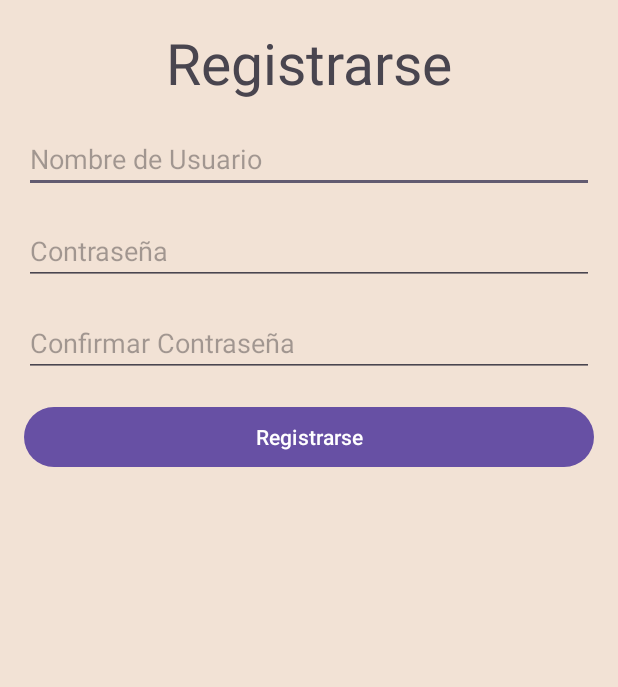
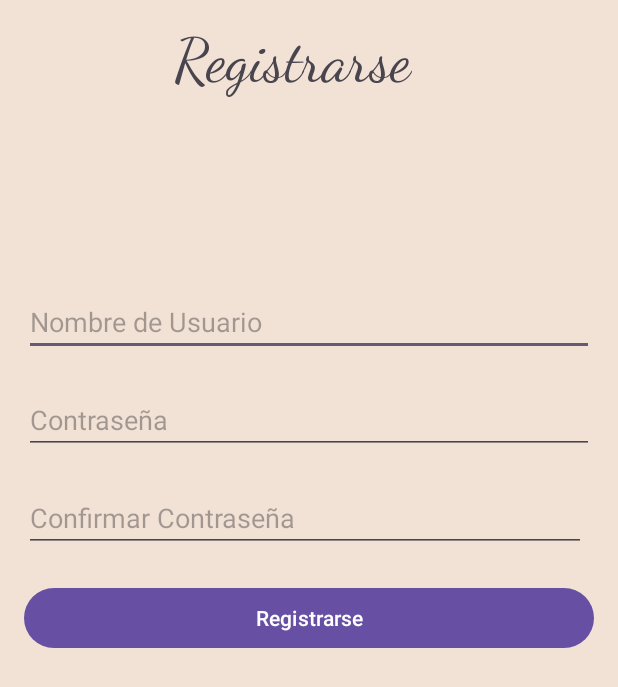
Before and after one commit to MakyuRawr/HamsteriumApp, an Android app: the Register screen opened directly, with no data from a screen before it, on a phone screen of 412 x 824 dp. Shown: the top 687 px of the screen. Run offline under Robolectric (Android 15) with nearby library versions, the phone set to English and light mode, and no system bars.

Commit message:
cambios en config:
-El register ya funciona

-login ya funcviona

(tener en cuenta que los datos del login re remplazan)

```diff
--- a/app/src/main/res/layout/activity_register.xml
+++ b/app/src/main/res/layout/activity_register.xml
@@ -1,5 +1,5 @@
 <?xml version="1.0" encoding="utf-8"?>
-<LinearLayout
+<RelativeLayout
     xmlns:android="http://schemas.android.com/apk/res/android"
     xmlns:app="http://schemas.android.com/apk/res-auto"
     xmlns:tools="http://schemas.android.com/tools"
@@ -10,45 +10,66 @@
     android:padding="16dp"
     tools:context=".Register">
 
+    <!-- Nombre de Usuario -->
+
+    <!-- Contraseña -->
+
+    <!-- Confirmar Contraseña -->
+
+    <!-- Botón de Registro -->
+
     <TextView
         android:layout_width="wrap_content"
         android:layout_height="wrap_content"
+        android:layout_alignParentStart="true"
+        android:layout_centerHorizontal="true"
         android:layout_gravity="center"
+        android:layout_marginStart="100dp"
         android:layout_marginBottom="16dp"
         android:text="Registrarse"
-        android:textSize="38dp" />
+        android:textSize="40dp"
+        android:fontFamily="cursive"
+        />
 
-    <!-- Nombre de Usuario -->
     <EditText
         android:id="@+id/etUsuario_R"
         android:layout_width="match_parent"
         android:layout_height="wrap_content"
-        android:hint="Nombre de Usuario"
-        android:layout_marginBottom="16dp" />
+        android:layout_above="@+id/etContrasena_R"
+        android:layout_centerHorizontal="true"
+        android:layout_marginBottom="20dp"
+        android:hint="Nombre de Usuario" />
 
-    <!-- Contraseña -->
     <EditText
         android:id="@+id/etContrasena_R"
         android:layout_width="match_parent"
         android:layout_height="wrap_content"
+        android:layout_above="@+id/etConfirmarContrasena_R"
+        android:layout_centerHorizontal="true"
+        android:layout_marginBottom="20dp"
         android:hint="Contraseña"
-        android:inputType="textPassword"
-        android:layout_marginBottom="16dp" />
+        android:inputType="textPassword" />
 
-    <!-- Confirmar Contraseña -->
     <EditText
         android:id="@+id/etConfirmarContrasena_R"
-        android:layout_width="match_parent"
+        android:layout_width="390dp"
         android:layout_height="wrap_content"
+        android:layout_above="@+id/btnRegistrarse"
+        android:layout_alignParentStart="true"
+        android:layout_alignParentEnd="true"
+        android:layout_centerHorizontal="true"
+        android:layout_marginStart="0dp"
+        android:layout_marginEnd="5dp"
+        android:layout_marginBottom="20dp"
         android:hint="Confirmar Contraseña"
-        android:inputType="textPassword"
-        android:layout_marginBottom="16dp" />
+        android:inputType="textPassword" />
 
-    <!-- Botón de Registro -->
     <Button
         android:id="@+id/btnRegistrarse"
         android:layout_width="match_parent"
         android:layout_height="wrap_content"
+        android:layout_alignParentStart="true"
+        android:layout_centerVertical="true"
         android:text="Registrarse" />
 
-</LinearLayout>
+</RelativeLayout>
```
Also changed, not shown: app/src/main/java/com/makyu/hamsterium/Login.java (+15 -10 lines), app/src/main/java/com/makyu/hamsterium/Register.java (+12 -7 lines).
